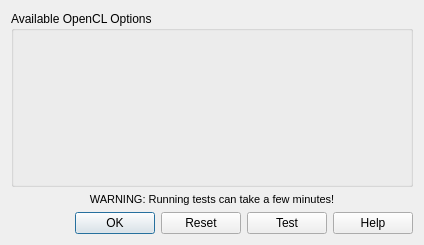
Before: the Qt Designer form src/sas/qtgui/Perspectives/Fitting/UI/GPUOptionsUI.ui in SasView/sasview, drawn with Qt 5.
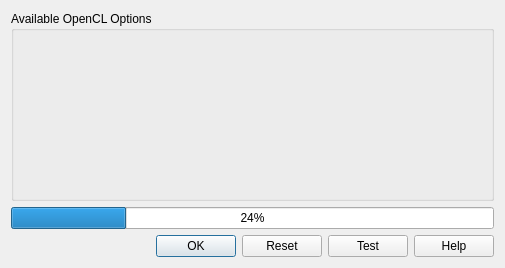
After: the same form once the commit is applied. Icons and pictures are not drawn.

Commit message: Moved the test runner to a separate thread. Replaced warning message with progress bar. SASVIEW-1295

What changed in the file:
```diff
--- a/src/sas/qtgui/Perspectives/Fitting/UI/GPUOptionsUI.ui
+++ b/src/sas/qtgui/Perspectives/Fitting/UI/GPUOptionsUI.ui
@@ -6,8 +6,8 @@
    <rect>
     <x>0</x>
     <y>0</y>
-    <width>424</width>
-    <height>245</height>
+    <width>505</width>
+    <height>268</height>
    </rect>
   </property>
   <property name="sizePolicy">
@@ -23,8 +23,6 @@
    <iconset>
     <normaloff>../../../../../../../../../../../Users/UI/res/ball.ico</normaloff>../../../../../../../../../../../Users/UI/res/ball.ico</iconset>
   </property>
-  <layout class="QGridLayout" name="gridLayout_2">
-   <item row="0" column="0">
     <layout class="QGridLayout" name="gridLayout">
      <item row="0" column="0" colspan="2">
       <widget class="QGroupBox" name="openCLCheckBoxGroup">
@@ -63,6 +61,26 @@
        </widget>
       </widget>
      </item>
+   <item row="1" column="0" colspan="2">
+    <widget class="QProgressBar" name="progressBar">
+     <property name="value">
+      <number>24</number>
+     </property>
+    </widget>
+   </item>
+   <item row="2" column="0">
+    <spacer name="horizontalSpacer">
+     <property name="orientation">
+      <enum>Qt::Horizontal</enum>
+     </property>
+     <property name="sizeHint" stdset="0">
+      <size>
+       <width>78</width>
+       <height>20</height>
+      </size>
+     </property>
+    </spacer>
+   </item>
      <item row="2" column="1">
       <layout class="QHBoxLayout" name="horizontalLayout">
        <property name="sizeConstraint">
@@ -96,42 +114,6 @@
          </property>
          <property name="autoDefault">
           <bool>true</bool>
-         </property>
-        </widget>
-       </item>
-      </layout>
-     </item>
-     <item row="2" column="0">
-      <spacer name="horizontalSpacer">
-       <property name="orientation">
-        <enum>Qt::Horizontal</enum>
-       </property>
-       <property name="sizeHint" stdset="0">
-        <size>
-         <width>78</width>
-         <height>20</height>
-        </size>
-       </property>
-      </spacer>
-     </item>
-     <item row="1" column="0" colspan="2">
-      <widget class="QLabel" name="warningMessage">
-       <property name="sizePolicy">
-        <sizepolicy hsizetype="Minimum" vsizetype="Preferred">
-         <horstretch>0</horstretch>
-         <verstretch>0</verstretch>
-        </sizepolicy>
-       </property>
-       <property name="font">
-        <font>
-         <pointsize>8</pointsize>
-        </font>
-       </property>
-       <property name="text">
-        <string>WARNING: Running tests can take a few minutes!</string>
-       </property>
-       <property name="alignment">
-        <set>Qt::AlignCenter</set>
        </property>
       </widget>
      </item>
```
Lines whose indentation alone changed are shown as unchanged. The commit also changes 1 other file.
